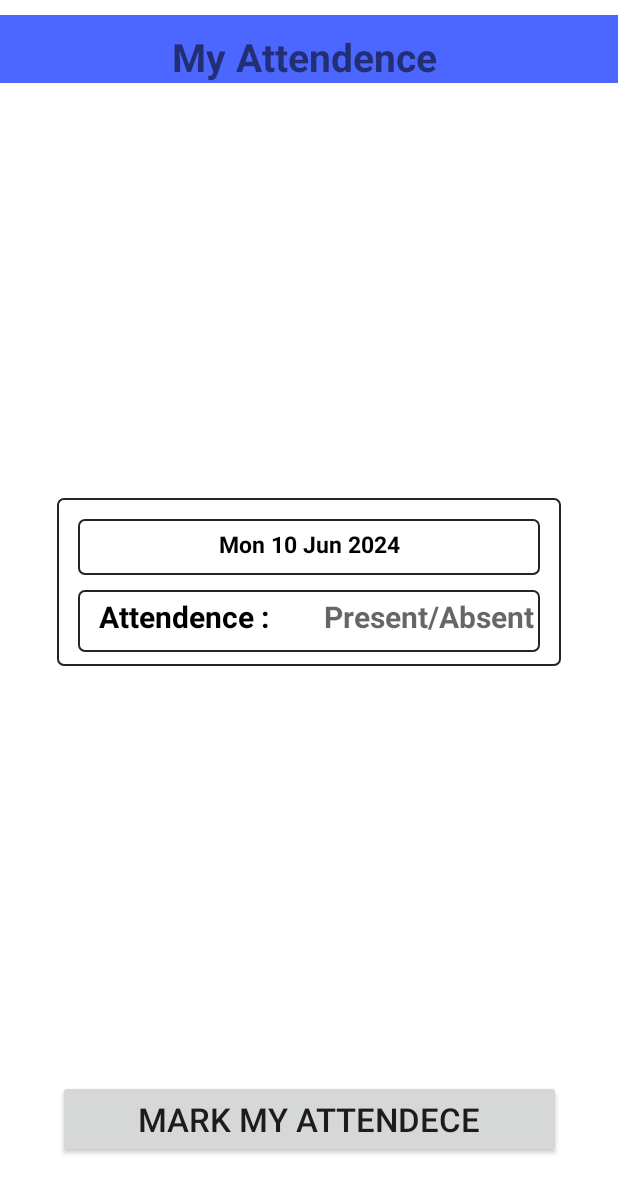
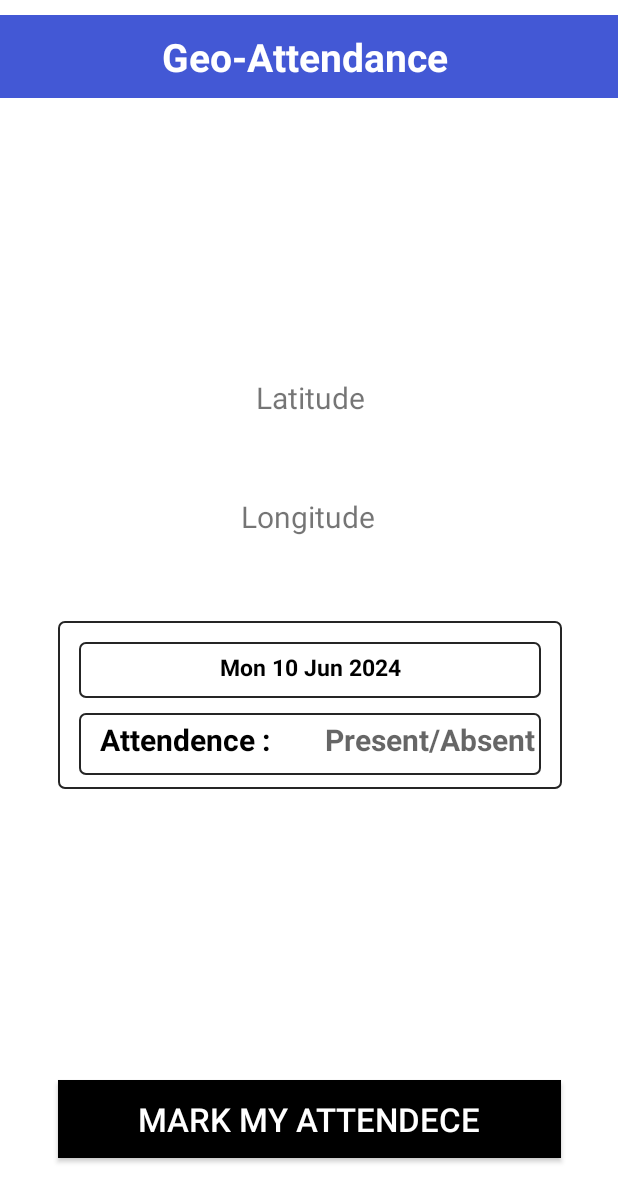
Before and after one commit to ensanya/Fraud_Mitigation_Attendece_System, an Android app: the MainActivity screen opened directly, with no data from a screen before it, on a phone screen of 412 x 824 dp. Shown: the top 1202 px of the screen. Run offline under Robolectric (Android 15) with nearby library versions, the light colour scheme and no system bars; our stand-ins replace Firebase (no records; nobody signed in at launch, a user with empty details on screens opened directly); 1 statement that could not run was skipped.

Commit message:
Initial Commit

```diff
--- a/app/src/main/AndroidManifest.xml
+++ b/app/src/main/AndroidManifest.xml
@@ -12,9 +12,9 @@
         android:allowBackup="true"
         android:dataExtractionRules="@xml/data_extraction_rules"
         android:fullBackupContent="@xml/backup_rules"
-        android:icon="@mipmap/ic_launcher"
+        android:icon="@drawable/gefencelogo"
         android:label="@string/app_name"
-        android:roundIcon="@mipmap/ic_launcher_round"
+        android:roundIcon="@drawable/gefencelogo"
         android:supportsRtl="true"
         android:theme="@style/Theme.UserInterfaceClientSide"
         tools:targetApi="31">
--- a/app/src/main/java/com/example/userinterfaceclientside/MainActivity.java
+++ b/app/src/main/java/com/example/userinterfaceclientside/MainActivity.java
@@ -320,7 +320,7 @@ public class MainActivity extends AppCompatActivity implements PolygonTest.Geofe
     public void onGeofenceCheckResult(boolean insideGeofence) {
         // Display a toast message based on the result of the geofence check
         if (insideGeofence) {
-            Toast.makeText(MainActivity.this, "Attendence Marked Successfully", Toast.LENGTH_SHORT).show();
+            Toast.makeText(MainActivity.this, "Inside the Geofence", Toast.LENGTH_SHORT).show();
             markAttendance(true); // Mark as present
         } else {
             Toast.makeText(MainActivity.this, "Not present ,Outside the geofence area", Toast.LENGTH_SHORT).show();
--- a/app/src/main/res/layout/activity_login.xml
+++ b/app/src/main/res/layout/activity_login.xml
@@ -64,7 +64,7 @@
                 android:layout_height="wrap_content"
                 android:layout_marginBottom="12dp"
                 android:background="@drawable/input_field_background"
-                android:hint="23889298"
+                android:hint="ex. 23889298"
                 android:padding="12dp" />
 
             <!-- Password Field -->
@@ -105,8 +105,8 @@
                 android:layout_gravity="center"
                 android:gravity="center"
                 android:text="Create New Account"
-                android:textColor="@android:color/black"
-                android:textSize="14sp" />
+                android:textColor="@color/editTextBorderColor"
+                android:textSize="16sp" />
 
         </LinearLayout>
     </LinearLayout>
--- a/app/src/main/res/layout/activity_main.xml
+++ b/app/src/main/res/layout/activity_main.xml
@@ -7,39 +7,47 @@
     android:background="#FFFFFF"
     tools:context=".MainActivity">
 
+
     <TextView
         android:id="@+id/latitudeTextView"
-        android:layout_width="91dp"
-        android:layout_height="74dp"
+        android:layout_width="336dp"
+        android:layout_height="61dp"
+        android:textSize="20dp"
+        android:text="Latitude"
+        android:gravity="center"
         app:layout_constraintBottom_toTopOf="@+id/longitudeTextView"
         app:layout_constraintEnd_toEndOf="parent"
-        app:layout_constraintHorizontal_bias="0.5"
+        app:layout_constraintHorizontal_bias="0.506"
         app:layout_constraintStart_toStartOf="parent"
         app:layout_constraintTop_toBottomOf="@+id/textView2"
-        app:layout_constraintVertical_bias="0.5" />
+        app:layout_constraintVertical_bias="0.9" />
 
     <TextView
         android:id="@+id/longitudeTextView"
-        android:layout_width="97dp"
-        android:layout_height="74dp"
+        android:layout_width="332dp"
+        android:layout_height="59dp"
+        android:textSize="20dp"
+        android:text="Longitude"
+        android:gravity="center"
+        android:layout_marginBottom="40dp"
         app:layout_constraintBottom_toTopOf="@+id/linearLayout"
         app:layout_constraintEnd_toEndOf="parent"
-        app:layout_constraintHorizontal_bias="0.5"
-        app:layout_constraintStart_toStartOf="parent"
-        app:layout_constraintTop_toBottomOf="@+id/latitudeTextView"
-        app:layout_constraintVertical_bias="0.5" />
+        app:layout_constraintHorizontal_bias="0.493"
+        app:layout_constraintStart_toStartOf="parent" />
 
     <TextView
         android:id="@+id/textView2"
         android:layout_width="match_parent"
         android:layout_height="wrap_content"
         android:layout_marginTop="10dp"
-        android:background="@color/editTextBorderColor"
+        android:background="#4358D5"
         android:gravity="center"
         android:paddingTop="10dp"
-        android:text="My Attendence "
+        android:paddingBottom="10dp"
+        android:text="Geo-Attendance "
         android:textSize="26dp"
         android:textStyle="bold"
+        android:textColor="@color/white"
         app:layout_constraintEnd_toEndOf="parent"
         app:layout_constraintHorizontal_bias="0.0"
         app:layout_constraintStart_toStartOf="parent"
@@ -53,6 +61,8 @@
         android:layout_marginBottom="52dp"
         android:text="Mark My Attendece"
         android:textSize="22dp"
+        android:textColor="@color/white"
+        android:background="@color/black"
         app:layout_constraintBottom_toBottomOf="parent"
         app:layout_constraintEnd_toEndOf="parent"
         app:layout_constraintHorizontal_bias="0.5"
@@ -66,10 +76,10 @@
         android:orientation="vertical"
         app:layout_constraintBottom_toTopOf="@+id/markAttendence"
         app:layout_constraintEnd_toEndOf="parent"
-        app:layout_constraintHorizontal_bias="0.5"
+        app:layout_constraintHorizontal_bias="0.506"
         app:layout_constraintStart_toStartOf="parent"
         app:layout_constraintTop_toBottomOf="@+id/textView2"
-        app:layout_constraintVertical_bias="0.5">
+        app:layout_constraintVertical_bias="0.643">
 
         <LinearLayout
             android:layout_width="match_parent"
@@ -87,10 +97,10 @@
                 android:layout_height="wrap_content"
                 android:layout_weight="1"
                 android:gravity="center"
+                android:paddingTop="2dp"
                 android:text="Date "
                 android:textColor="@color/black"
                 android:textSize="15dp"
-                android:paddingTop="2dp"
                 android:textStyle="bold" />
         </LinearLayout>
 
@@ -123,7 +133,7 @@
                 android:hint="Present/Absent"
                 android:textColor="#5FCD4C"
                 android:textSize="20dp"
-                android:textStyle="bold"/>
+                android:textStyle="bold" />
         </LinearLayout>
     </LinearLayout>
 
--- a/app/src/main/res/layout/activity_sign_up.xml
+++ b/app/src/main/res/layout/activity_sign_up.xml
@@ -95,7 +95,7 @@
                 android:layout_height="wrap_content"
                 android:layout_marginBottom="12dp"
                 android:background="@drawable/input_field_background"
-                android:hint="web developer"
+                android:hint="ex. web developer"
                 android:padding="12dp" />
 
             <!-- Employee ID Field -->
@@ -113,7 +113,7 @@
                 android:layout_height="wrap_content"
                 android:layout_marginBottom="12dp"
                 android:background="@drawable/input_field_background"
-                android:hint="23889298"
+                android:hint="ex. 23889298"
                 android:padding="12dp" />
 
             <!-- Password Field -->
--- a/app/src/main/res/values/strings.xml
+++ b/app/src/main/res/values/strings.xml
@@ -1,3 +1,3 @@
 <resources>
-    <string name="app_name">UserInterfaceClientSide</string>
+    <string name="app_name">Geo-Attendence</string>
 </resources>
```
Also changed, not shown: app/src/main/java/com/example/userinterfaceclientside/LoginActivity.java (+10 -1 lines), app/src/main/res/drawable/gradient_button.xml (+4 -9 lines), app/src/main/res/layout/activity_choose_login_or_sinup.xml (+63 -9 lines), app/src/main/res/layout/activity_splash_screen.xml (+2 -12 lines), app/src/main/res/drawable/bgsplashscreen.png (deleted).
